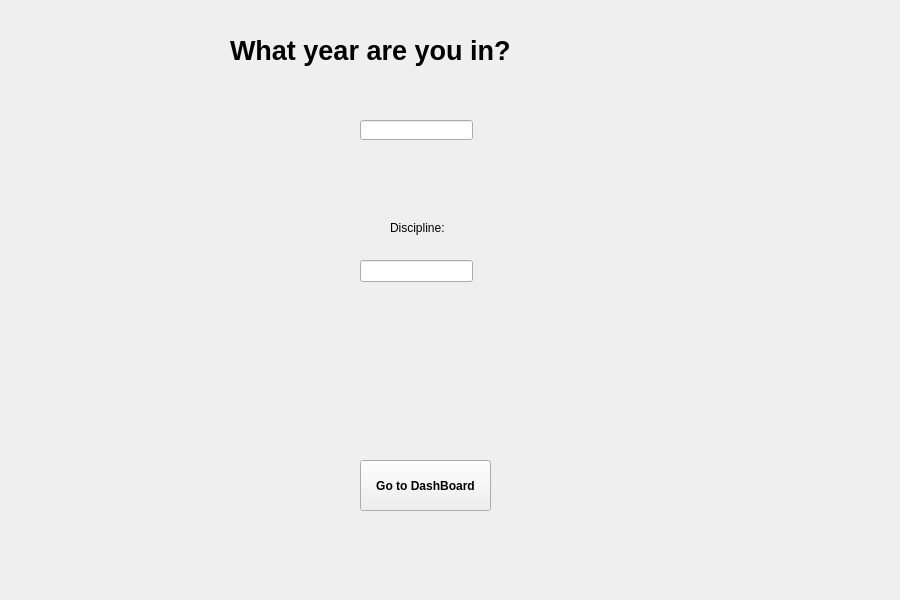
Before: the Qt Designer form 320projectGUI/dashintro.ui in jesslelu/320GroupProject, drawn with Qt 5.
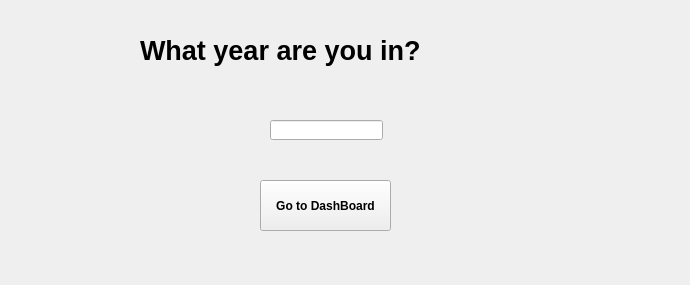
After: the same form once the commit is applied.

The edit to the form file:
```diff
--- a/320projectGUI/dashintro.ui
+++ b/320projectGUI/dashintro.ui
@@ -6,8 +6,8 @@
    <rect>
     <x>0</x>
     <y>0</y>
-    <width>900</width>
-    <height>600</height>
+    <width>690</width>
+    <height>285</height>
    </rect>
   </property>
   <property name="windowTitle">
@@ -16,7 +16,7 @@
   <widget class="QLabel" name="label">
    <property name="geometry">
     <rect>
-     <x>230</x>
+     <x>140</x>
      <y>0</y>
      <width>391</width>
      <height>101</height>
@@ -36,7 +36,7 @@
   <widget class="QLineEdit" name="yearIn">
    <property name="geometry">
     <rect>
-     <x>360</x>
+     <x>270</x>
      <y>120</y>
      <width>113</width>
      <height>20</height>
@@ -46,8 +46,8 @@
   <widget class="QPushButton" name="dashBtn">
    <property name="geometry">
     <rect>
-     <x>360</x>
-     <y>460</y>
+     <x>260</x>
+     <y>180</y>
      <width>131</width>
      <height>51</height>
     </rect>
@@ -62,29 +62,6 @@
     <string>Go to DashBoard</string>
    </property>
   </widget>
-  <widget class="QLineEdit" name="disOut">
-   <property name="geometry">
-    <rect>
-     <x>360</x>
-     <y>260</y>
-     <width>113</width>
-     <height>22</height>
-    </rect>
-   </property>
-  </widget>
-  <widget class="QLabel" name="label_2">
-   <property name="geometry">
-    <rect>
-     <x>390</x>
-     <y>220</y>
-     <width>71</width>
-     <height>16</height>
-    </rect>
-   </property>
-   <property name="text">
-    <string>Discipline:</string>
-   </property>
-  </widget>
  </widget>
  <resources/>
  <connections/>
```
